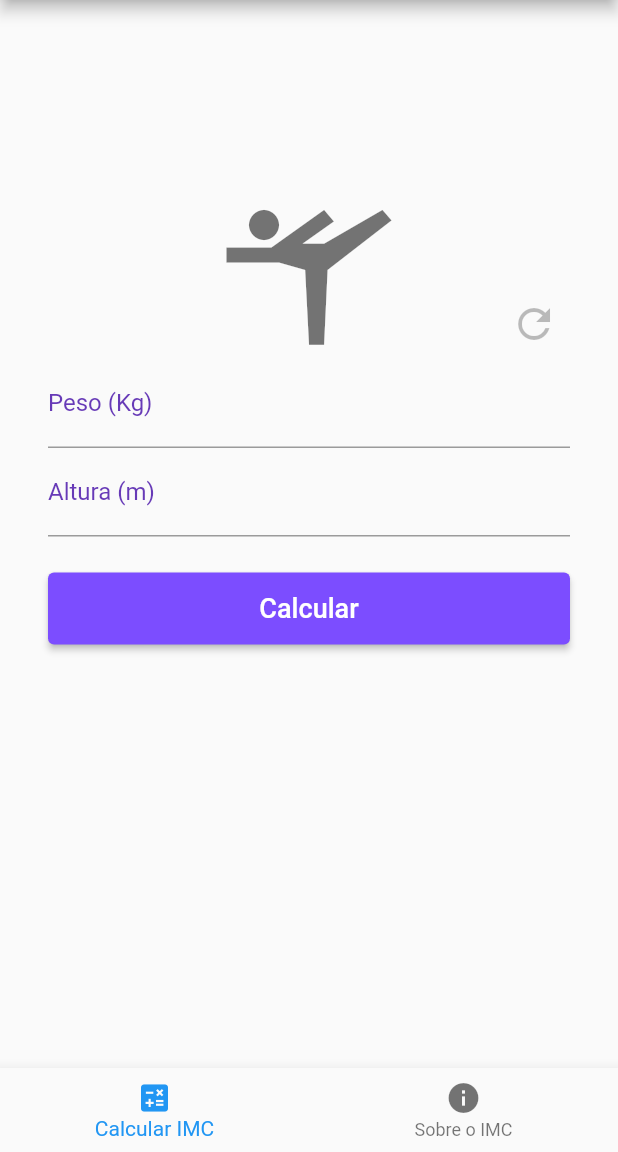
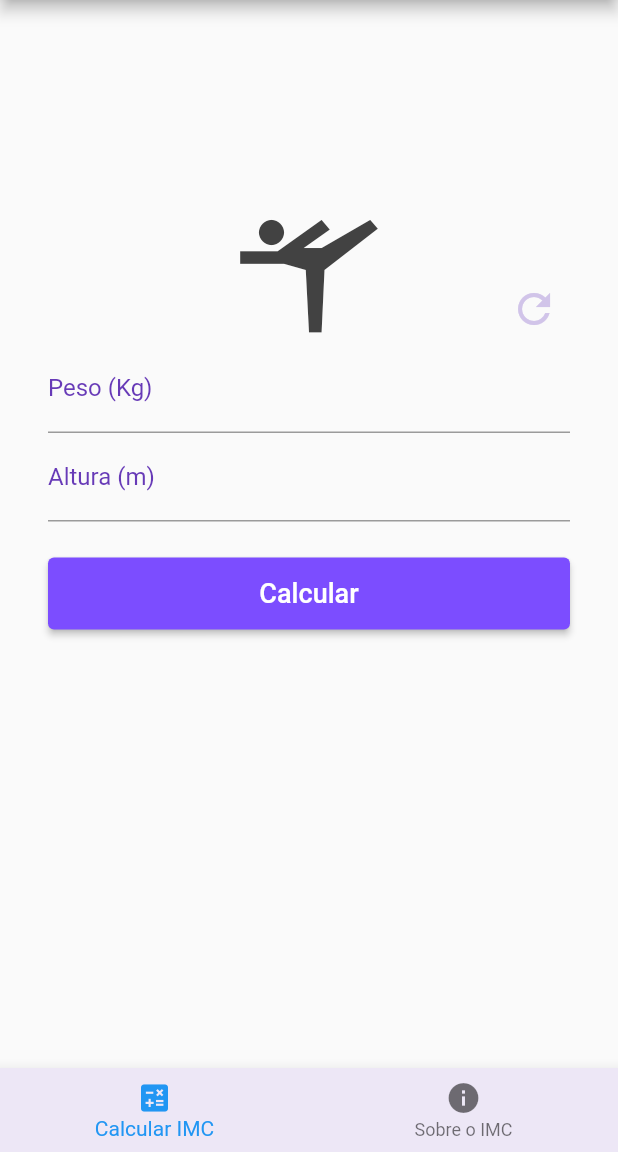
Before and after one commit to Gabriel-S-Souza/imc_calculator_with_flutter, a Flutter app: the screen it shows after launch, on a phone screen of 412 x 824 dp, the part 84-1236 px from its top. Run offline on Flutter 3.47's test engine with Material 2 defaults, Android fonts, the phone set to English and light mode, and no system bars.

Commit message:
Adjusted colors

```diff
--- a/lib/pages/home_page.dart
+++ b/lib/pages/home_page.dart
@@ -44,10 +44,11 @@ class _HomePageState extends State<HomePage> {
       ),
       bottomNavigationBar: BottomNavigationBar(
         currentIndex: currentPage,
+        backgroundColor: Colors.deepPurple[50],
         items: const [
           BottomNavigationBarItem(
-              icon: Icon(Icons.calculate), label: "Calcular IMC"),
-          BottomNavigationBarItem(icon: Icon(Icons.info), label: "Sobre o IMC"),
+              icon: Icon(Icons.calculate), label: "Calcular IMC", tooltip: "Calculadora de IMC"),
+          BottomNavigationBarItem(icon: Icon(Icons.info), label: "Sobre o IMC", tooltip: "Mais sobre o IMC"),
         ],
         onTap: (page) {
           pageController.animateToPage(page,
--- a/lib/pages/imc_calculator.dart
+++ b/lib/pages/imc_calculator.dart
@@ -65,10 +65,10 @@ class ImcCalculatorState extends State<ImcCalculator> {
               Stack(
                 alignment: AlignmentDirectional.center,
                 children: [
-                  const Icon(
+                  Icon(
                     Icons.sports_gymnastics,
-                    size: 120,
-                    color: Colors.black54,
+                    size: 100,
+                    color: Colors.grey[800],
                   ),
                   Positioned(
                     bottom: 0,
@@ -76,7 +76,8 @@ class ImcCalculatorState extends State<ImcCalculator> {
                     child: IconButton(
                         iconSize: 32,
                         icon: const Icon(Icons.refresh),
-                        color: Colors.black26,
+                        color: Colors.deepPurple[100],
+                        // color: Colors.black26,
                         tooltip: "Limpar campos",
                         onPressed: () {
                           _cleanFields();
```
